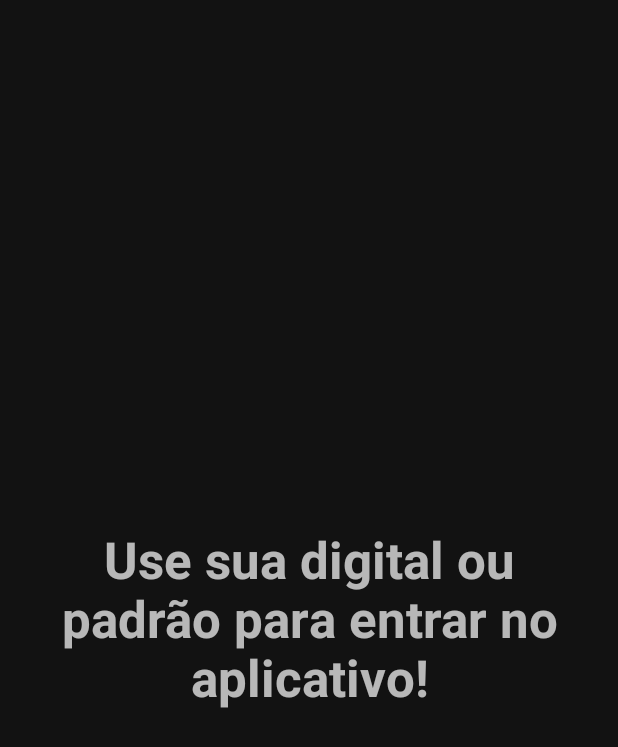
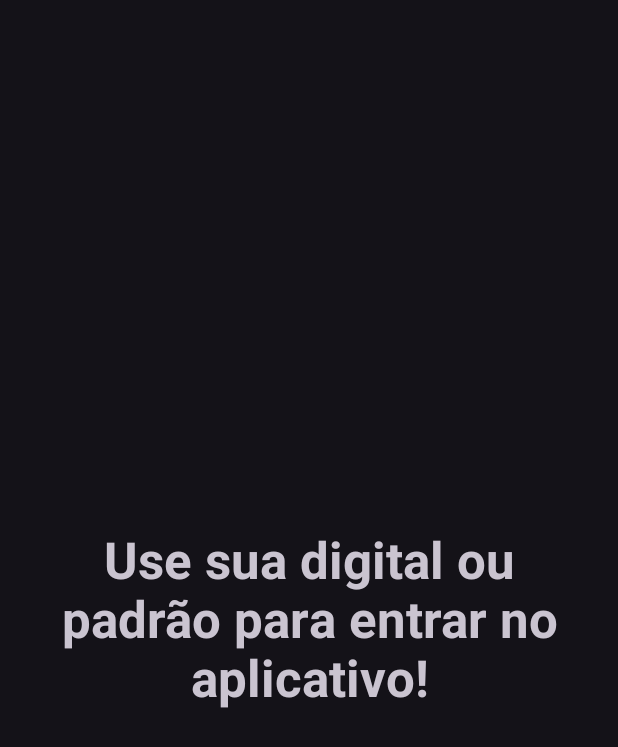
Before and after one commit to HeroRickyGAMES/Minhas-Anota-es, an Android app: the screen it shows after launch once a user with an empty profile is signed in (Autenticacao_activity), on a phone screen of 412 x 824 dp. Shown: the top 747 px of the screen. Run offline under Robolectric (Android 15) with nearby library versions, the phone set to English and light mode, and no system bars; our stand-ins replace Firebase (no records; nobody signed in at launch, a user with empty details on screens opened directly); libraries missing offline, so code that uses them is left out: com.startapp.sdk; 1 statement that could not run was skipped.

Commit message:
Adição do MaterialUI ou Materal3, diminuição de codigos

```diff
--- a/app/src/main/res/values/colors.xml
+++ b/app/src/main/res/values/colors.xml
@@ -1,7 +1,7 @@
 <?xml version="1.0" encoding="utf-8"?>
 <resources>
     <color name="purple_200">#FFBB86FC</color>
-    <color name="purple_500">#FF6200EE</color>
+    <color name="purple_500">#001F6F</color>
     <color name="purple_700">#FF3700B3</color>
     <color name="fundostatus">#191919</color>
     <color name="teal_200">#FF03DAC5</color>
--- a/app/src/main/res/values/themes.xml
+++ b/app/src/main/res/values/themes.xml
@@ -1,9 +1,9 @@
 <resources xmlns:tools="http://schemas.android.com/tools">
     <!-- Base application theme. -->
-    <style name="Theme.MinhasAnotações" parent="Theme.MaterialComponents.NoActionBar">
+    <style name="Theme.MinhasAnotações" parent="Theme.Material3.Dark.NoActionBar">
         <!-- Primary brand color. -->
         <item name="colorPrimary">@color/purple_500</item>
-        <item name="colorPrimaryVariant">@color/fundostatus</item>
+        <item name="colorPrimaryVariant">@color/purple_500</item>
         <item name="colorOnPrimary">@color/white</item>
         <!-- Secondary brand color. -->
         <item name="colorSecondary">@color/teal_200</item>
@@ -13,6 +13,7 @@
         <!-- Status bar color. -->
         <item name="android:statusBarColor" tools:targetApi="l">?attr/colorPrimaryVariant</item>
         <!-- Customize your theme here. -->
+        <item name="colorSurface">@color/purple_500</item>
     </style>
 
     <style name="Theme.MinhasAnotações.NoActionBar">
@@ -23,4 +24,5 @@
     <style name="Theme.MinhasAnotações.AppBarOverlay" parent="ThemeOverlay.AppCompat.Dark.ActionBar" />
 
     <style name="Theme.MinhasAnotações.PopupOverlay" parent="ThemeOverlay.AppCompat.Light" />
+
 </resources>
```
Also changed, not shown: app/src/main/java/com/herorickystudios/minhasanotaes/Autenticacao_activity.java (+7 -4 lines), app/src/main/java/com/herorickystudios/minhasanotaes/ServerStatus_Activity.java (+12 -0 lines).
